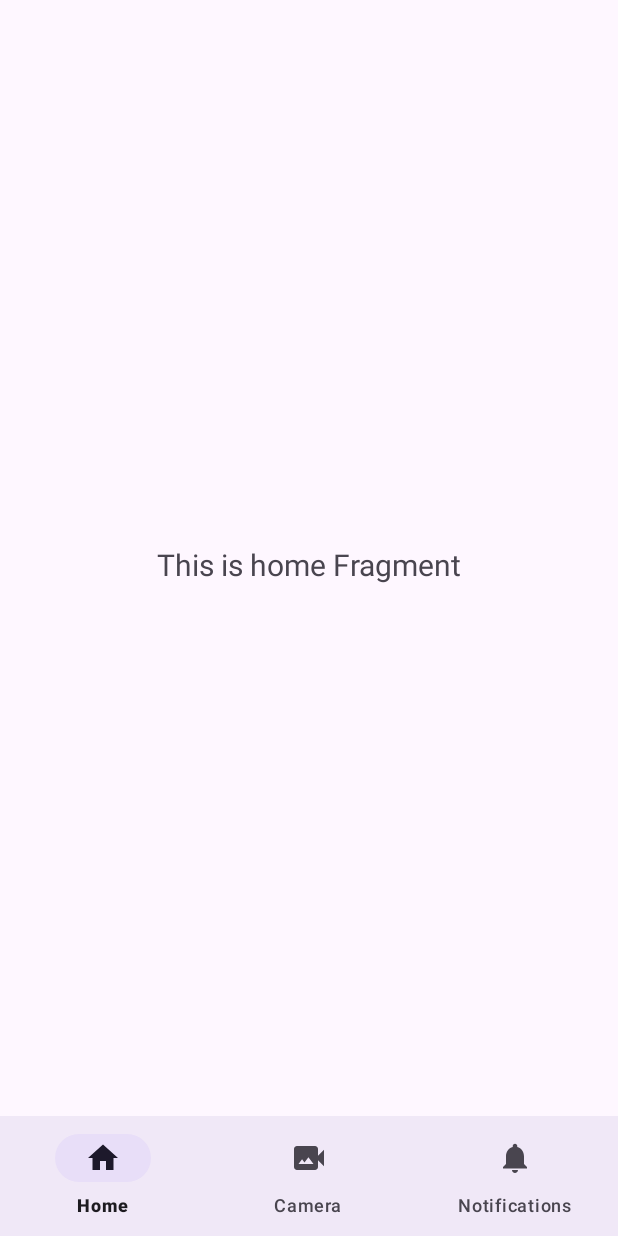
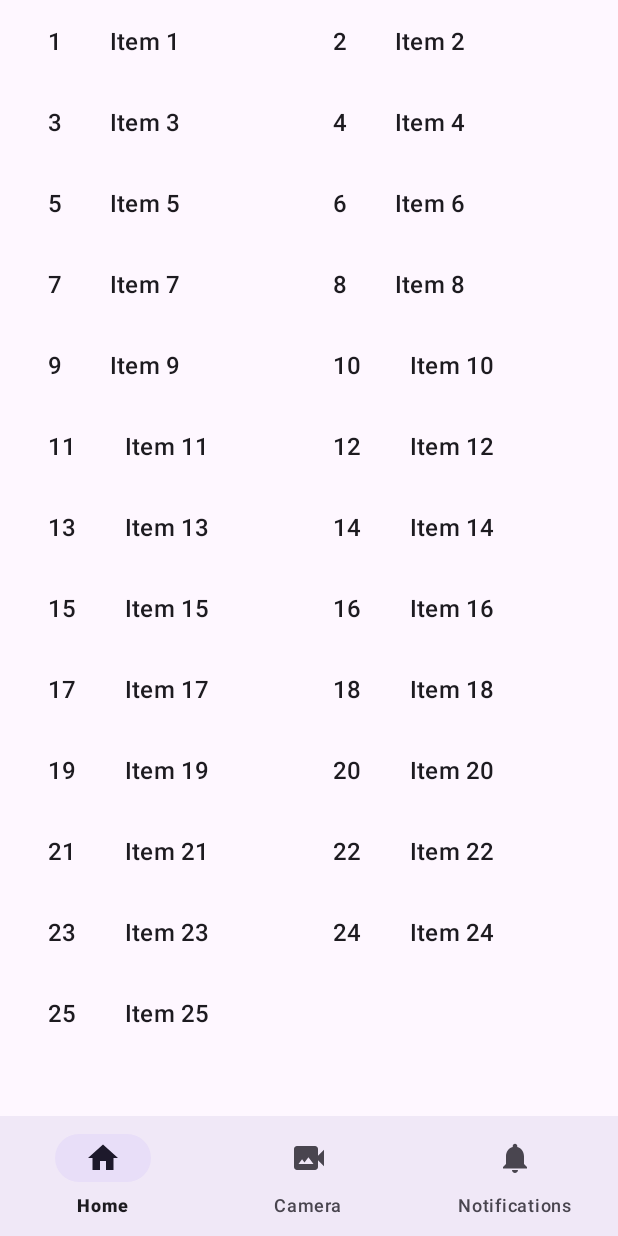
Before and after one commit to Projet-annuel-esgi-3MOC/app-de-capture-de-video, an Android app: the screen it shows after launch (MainActivity2), on a phone screen of 412 x 824 dp. Run offline under Robolectric (Android 15) with nearby library versions, the phone set to English and light mode, and no system bars; our stand-ins replace navigation-ui.

Commit message:
ajoute un recycler view

```diff
--- a/app/build.gradle
+++ b/app/build.gradle
@@ -48,6 +48,8 @@ dependencies {
     implementation 'androidx.lifecycle:lifecycle-viewmodel-ktx:2.6.1'
     implementation 'androidx.navigation:navigation-fragment-ktx:2.5.3'
     implementation 'androidx.navigation:navigation-ui-ktx:2.5.3'
+    implementation 'androidx.legacy:legacy-support-v4:1.0.0'
+    implementation 'androidx.recyclerview:recyclerview:1.3.0'
     testImplementation 'junit:junit:4.13.2'
     androidTestImplementation 'androidx.test.ext:junit:1.1.5'
     androidTestImplementation 'androidx.test.espresso:espresso-core:3.5.1'
@@ -69,4 +71,6 @@ dependencies {
     implementation 'com.google.firebase:firebase-analytics-ktx'
     implementation 'com.google.firebase:firebase-crashlytics-ktx'
 
+    implementation 'com.android.volley:volley:1.2.1'
+
 }
--- /dev/null
+++ b/app/src/main/java/com/esgi/students/camerax/MyRecipeRecyclerViewAdapter.kt
@@ -0,0 +1,49 @@
+package com.esgi.students.camerax
+
+import androidx.recyclerview.widget.RecyclerView
+import android.view.LayoutInflater
+import android.view.View
+import android.view.ViewGroup
+import android.widget.TextView
+
+import com.esgi.students.camerax.placeholder.PlaceholderContent.PlaceholderItem
+import com.esgi.students.camerax.databinding.FragmentRecipesBinding
+
+/**
+ * [RecyclerView.Adapter] that can display a [PlaceholderItem].
+ * TODO: Replace the implementation with code for your data type.
+ */
+class MyRecipeRecyclerViewAdapter(
+    private val values: List<PlaceholderItem>
+) : RecyclerView.Adapter<MyRecipeRecyclerViewAdapter.ViewHolder>() {
+
+    override fun onCreateViewHolder(parent: ViewGroup, viewType: Int): ViewHolder {
+
+        return ViewHolder(
+            FragmentRecipesBinding.inflate(
+                LayoutInflater.from(parent.context),
+                parent,
+                false
+            )
+        )
+    }
+
+    override fun onBindViewHolder(holder: ViewHolder, position: Int) {
+        val item = values[position]
+        holder.idView.text = item.id
+        holder.contentView.text = item.content
+    }
+
+    override fun getItemCount(): Int = values.size
+
+    inner class ViewHolder(binding: FragmentRecipesBinding) :
+        RecyclerView.ViewHolder(binding.root) {
+        val idView: TextView = binding.itemNumber
+        val contentView: TextView = binding.content
+
+        override fun toString(): String {
+            return super.toString() + " '" + contentView.text + "'"
+        }
+    }
+
+}
--- /dev/null
+++ b/app/src/main/java/com/esgi/students/camerax/RecipeFragment.kt
@@ -0,0 +1,61 @@
+package com.esgi.students.camerax
+
+import android.os.Bundle
+import androidx.fragment.app.Fragment
+import androidx.recyclerview.widget.GridLayoutManager
+import androidx.recyclerview.widget.LinearLayoutManager
+import androidx.recyclerview.widget.RecyclerView
+import android.view.LayoutInflater
+import android.view.View
+import android.view.ViewGroup
+import com.esgi.students.camerax.placeholder.PlaceholderContent
+
+/**
+ * A fragment representing a list of Items.
+ */
+class RecipeFragment : Fragment() {
+
+    private var columnCount = 2
+
+    override fun onCreate(savedInstanceState: Bundle?) {
+        super.onCreate(savedInstanceState)
+
+        arguments?.let {
+            columnCount = it.getInt(ARG_COLUMN_COUNT)
+        }
+    }
+
+    override fun onCreateView(
+        inflater: LayoutInflater, container: ViewGroup?,
+        savedInstanceState: Bundle?
+    ): View? {
+        val view = inflater.inflate(R.layout.fragment_recipes_list, container, false)
+
+        // Set the adapter
+        if (view is RecyclerView) {
+            with(view) {
+                layoutManager = when {
+                    columnCount <= 1 -> LinearLayoutManager(context)
+                    else -> GridLayoutManager(context, columnCount)
+                }
+                adapter = MyRecipeRecyclerViewAdapter(PlaceholderContent.ITEMS)
+            }
+        }
+        return view
+    }
+
+    companion object {
+
+        // TODO: Customize parameter argument names
+        const val ARG_COLUMN_COUNT = "column-count"
+
+        // TODO: Customize parameter initialization
+        @JvmStatic
+        fun newInstance(columnCount: Int) =
+            RecipeFragment().apply {
+                arguments = Bundle().apply {
+                    putInt(ARG_COLUMN_COUNT, columnCount)
+                }
+            }
+    }
+}
--- /dev/null
+++ b/app/src/main/java/com/esgi/students/camerax/bo/Recipe.kt
@@ -0,0 +1,5 @@
+package com.esgi.students.camerax.bo
+
+class Recipe {
+
+}
--- /dev/null
+++ b/app/src/main/java/com/esgi/students/camerax/placeholder/PlaceholderContent.kt
@@ -0,0 +1,57 @@
+package com.esgi.students.camerax.placeholder
+
+import java.util.ArrayList
+import java.util.HashMap
+
+/**
+ * Helper class for providing sample content for user interfaces created by
+ * Android template wizards.
+ *
+ * TODO: Replace all uses of this class before publishing your app.
+ */
+object PlaceholderContent {
+
+    /**
+     * An array of sample (placeholder) items.
+     */
+    val ITEMS: MutableList<PlaceholderItem> = ArrayList()
+
+    /**
+     * A map of sample (placeholder) items, by ID.
+     */
+    val ITEM_MAP: MutableMap<String, PlaceholderItem> = HashMap()
+
+    private val COUNT = 25
+
+    init {
+        // Add some sample items.
+        for (i in 1..COUNT) {
+            addItem(createPlaceholderItem(i))
+        }
+    }
+
+    private fun addItem(item: PlaceholderItem) {
+        ITEMS.add(item)
+        ITEM_MAP.put(item.id, item)
+    }
+
+    private fun createPlaceholderItem(position: Int): PlaceholderItem {
+        return PlaceholderItem(position.toString(), "Item " + position, makeDetails(position))
+    }
+
+    private fun makeDetails(position: Int): String {
+        val builder = StringBuilder()
+        builder.append("Details about Item: ").append(position)
+        for (i in 0..position - 1) {
+            builder.append("\nMore details information here.")
+        }
+        return builder.toString()
+    }
+
+    /**
+     * A placeholder item representing a piece of content.
+     */
+    data class PlaceholderItem(val id: String, val content: String, val details: String) {
+        override fun toString(): String = content
+    }
+}
--- a/app/src/main/res/layout/fragment_home.xml
+++ b/app/src/main/res/layout/fragment_home.xml
@@ -16,9 +16,16 @@
         android:layout_marginEnd="8dp"
         android:textAlignment="center"
         android:textSize="20sp"
-        app:layout_constraintBottom_toBottomOf="parent"
+        app:layout_constraintBottom_toTopOf="@id/list_recipes"
         app:layout_constraintEnd_toEndOf="parent"
         app:layout_constraintStart_toStartOf="parent"
         app:layout_constraintTop_toTopOf="parent" />
 
+    <androidx.recyclerview.widget.RecyclerView
+        android:id="@+id/list_recipes"
+        android:layout_width="match_parent"
+        android:layout_height="0dp"
+        app:layout_constraintBottom_toBottomOf="parent"
+        app:layout_constraintTop_toBottomOf="@+id/text_home" />
+
 </androidx.constraintlayout.widget.ConstraintLayout>
--- /dev/null
+++ b/app/src/main/res/layout/fragment_recipes.xml
@@ -0,0 +1,20 @@
+<?xml version="1.0" encoding="utf-8"?>
+<LinearLayout xmlns:android="http://schemas.android.com/apk/res/android"
+    android:layout_width="wrap_content"
+    android:layout_height="wrap_content"
+    android:orientation="horizontal">
+
+    <TextView
+        android:id="@+id/item_number"
+        android:layout_width="wrap_content"
+        android:layout_height="wrap_content"
+        android:layout_margin="@dimen/text_margin"
+        android:textAppearance="?attr/textAppearanceListItem" />
+
+    <TextView
+        android:id="@+id/content"
+        android:layout_width="wrap_content"
+        android:layout_height="wrap_content"
+        android:layout_margin="@dimen/text_margin"
+        android:textAppearance="?attr/textAppearanceListItem" />
+</LinearLayout>
--- /dev/null
+++ b/app/src/main/res/layout/fragment_recipes_list.xml
@@ -0,0 +1,14 @@
+<?xml version="1.0" encoding="utf-8"?>
+<androidx.recyclerview.widget.RecyclerView
+    xmlns:android="http://schemas.android.com/apk/res/android"
+    xmlns:app="http://schemas.android.com/apk/res-auto"
+    xmlns:tools="http://schemas.android.com/tools"
+    android:id="@+id/list"
+    android:name="com.esgi.students.camerax.RecipeFragment"
+    android:layout_width="match_parent"
+    android:layout_height="match_parent"
+    android:layout_marginLeft="16dp"
+    android:layout_marginRight="16dp"
+    app:layoutManager="LinearLayoutManager"
+    tools:context=".RecipeFragment"
+    tools:listitem="@layout/fragment_recipes" />
--- a/app/src/main/res/menu/bottom_nav_menu.xml
+++ b/app/src/main/res/menu/bottom_nav_menu.xml
@@ -2,7 +2,7 @@
 <menu xmlns:android="http://schemas.android.com/apk/res/android">
 
     <item
-        android:id="@+id/navigation_home"
+        android:id="@+id/recipeFragment"
         android:icon="@drawable/ic_home_black_24dp"
         android:title="@string/title_home" />
 
--- a/app/src/main/res/navigation/mobile_navigation.xml
+++ b/app/src/main/res/navigation/mobile_navigation.xml
@@ -3,7 +3,7 @@
     xmlns:app="http://schemas.android.com/apk/res-auto"
     xmlns:tools="http://schemas.android.com/tools"
     android:id="@+id/mobile_navigation"
-    app:startDestination="@+id/navigation_home">
+    app:startDestination="@id/recipeFragment">
 
     <fragment
         android:id="@+id/navigation_home"
@@ -28,4 +28,9 @@
         android:name="com.esgi.students.camerax.ui.notifications.NotificationsFragment"
         android:label="@string/title_notifications"
         tools:layout="@layout/fragment_notifications" />
+    <fragment
+        android:id="@+id/recipeFragment"
+        android:name="com.esgi.students.camerax.RecipeFragment"
+        android:label="fragment_recipes_list"
+        tools:layout="@layout/fragment_recipes_list" />
 </navigation>
--- a/app/src/main/res/values/dimens.xml
+++ b/app/src/main/res/values/dimens.xml
@@ -2,4 +2,5 @@
     <!-- Default screen margins, per the Android Design guidelines. -->
     <dimen name="activity_horizontal_margin">16dp</dimen>
     <dimen name="activity_vertical_margin">16dp</dimen>
+    <dimen name="text_margin">16dp</dimen>
 </resources>
--- a/build.gradle
+++ b/build.gradle
@@ -13,7 +13,7 @@ buildscript {
         classpath 'com.google.gms:google-services:4.3.15'
 
         // Add the dependency for the Crashlytics Gradle plugin
-        classpath 'com.google.firebase:firebase-crashlytics-gradle:2.9.5'
+        classpath 'com.google.firebase:firebase-crashlytics-gradle:2.9.7'
 
     }
 }
```
